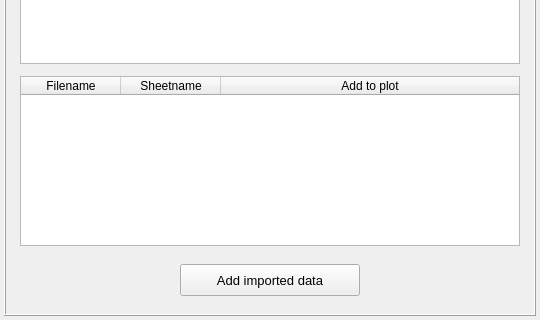
Qt form vibra/interface/data/ui_files/data_handler/import_data_to_compare.ui (MOPT-UFSC/VIBRA) before a commit; both pictures show x 0 to 540 and y 260 to 580 of the 540 by 580 pixel window.
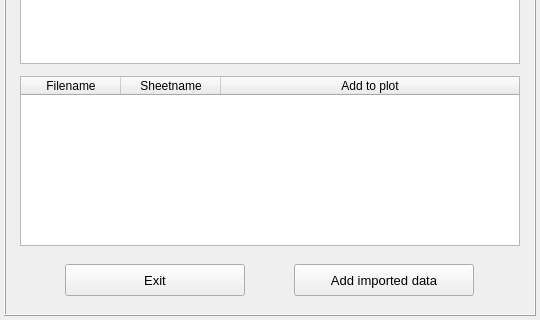
The same form after that commit. Icons and pictures are not drawn.

```diff
--- a/vibra/interface/data/ui_files/data_handler/import_data_to_compare.ui
+++ b/vibra/interface/data/ui_files/data_handler/import_data_to_compare.ui
@@ -743,7 +743,7 @@
             <property name="spacing">
              <number>2</number>
             </property>
-            <item row="0" column="0">
+            <item row="0" column="1">
              <widget class="QPushButton" name="pushButton_add_imported_data_to_plot">
               <property name="minimumSize">
                <size>
@@ -786,6 +786,49 @@
               </property>
              </widget>
             </item>
+            <item row="0" column="0">
+             <widget class="QPushButton" name="pushButton_exit">
+              <property name="minimumSize">
+               <size>
+                <width>180</width>
+                <height>32</height>
+               </size>
+              </property>
+              <property name="maximumSize">
+               <size>
+                <width>180</width>
+                <height>32</height>
+               </size>
+              </property>
+              <property name="sizeIncrement">
+               <size>
+                <width>0</width>
+                <height>0</height>
+               </size>
+              </property>
+              <property name="font">
+               <font>
+                <family>MS Shell Dlg 2</family>
+                <pointsize>10</pointsize>
+                <weight>50</weight>
+                <italic>false</italic>
+                <bold>false</bold>
+               </font>
+              </property>
+              <property name="styleSheet">
+               <string notr="true"/>
+              </property>
+              <property name="text">
+               <string>Exit</string>
+              </property>
+              <property name="iconSize">
+               <size>
+                <width>20</width>
+                <height>20</height>
+               </size>
+              </property>
+             </widget>
+            </item>
            </layout>
           </widget>
          </item>
```
